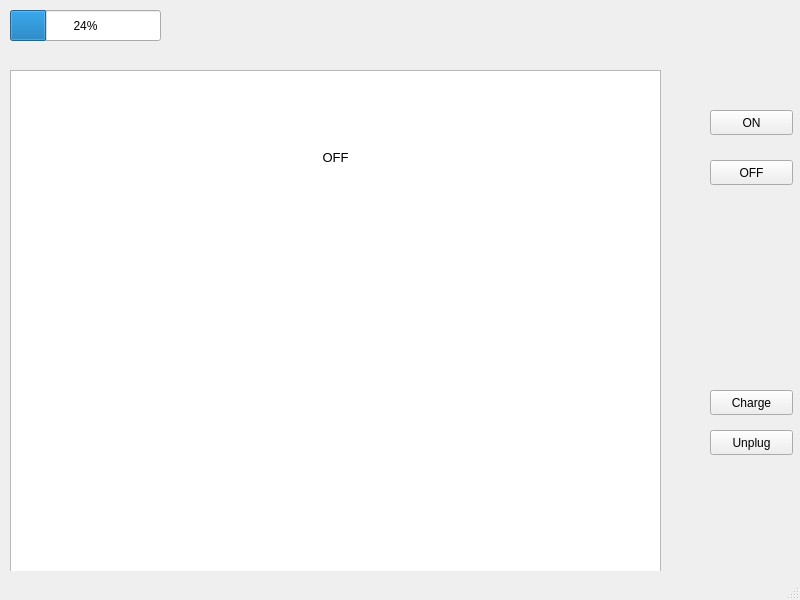
MurkyMurka/3004-Team-Project, file COMP3004_Final/mainwindow.ui: the form before one commit.
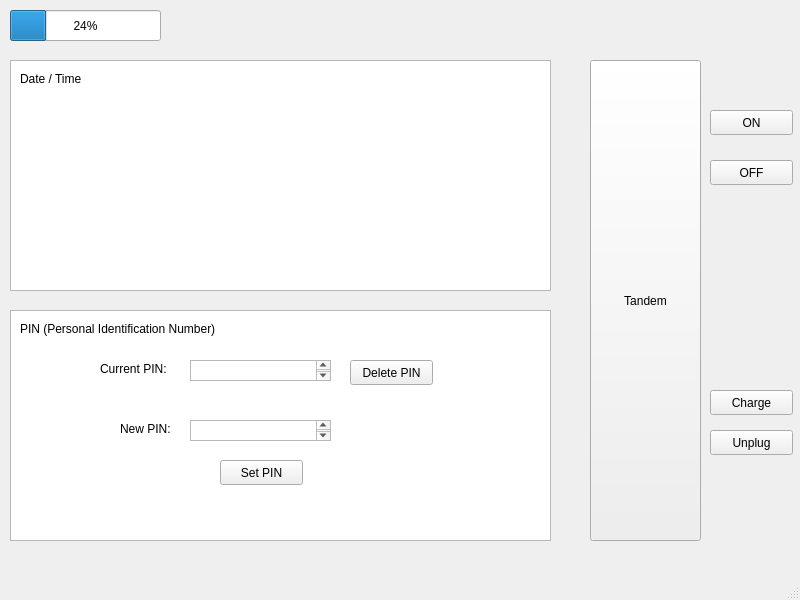
The form after the commit.

Commit message: Created ConfigData object and implemented PIN

Diff of the .ui file:
```diff
--- a/COMP3004_Final/mainwindow.ui
+++ b/COMP3004_Final/mainwindow.ui
@@ -19,12 +19,12 @@
      <rect>
       <x>0</x>
       <y>50</y>
-      <width>701</width>
+      <width>571</width>
       <height>521</height>
      </rect>
     </property>
     <property name="currentIndex">
-     <number>1</number>
+     <number>3</number>
     </property>
     <widget class="QWidget" name="HomePage">
      <widget class="QLabel" name="BolusIcon">
@@ -102,28 +102,15 @@
        </rect>
       </property>
      </widget>
-     <widget class="QPushButton" name="TandemLogo">
-      <property name="geometry">
-       <rect>
-        <x>580</x>
-        <y>20</y>
-        <width>111</width>
-        <height>471</height>
-       </rect>
-      </property>
-      <property name="text">
-       <string>Tandem</string>
-      </property>
-     </widget>
     </widget>
     <widget class="QWidget" name="OffPage">
      <widget class="QTextBrowser" name="textBrowser">
       <property name="geometry">
        <rect>
         <x>10</x>
-        <y>20</y>
-        <width>651</width>
-        <height>551</height>
+        <y>10</y>
+        <width>561</width>
+        <height>481</height>
        </rect>
       </property>
       <property name="html">
@@ -140,7 +127,154 @@
       </property>
      </widget>
     </widget>
-    <widget class="QWidget" name="page"/>
+    <widget class="QWidget" name="OptionsPage">
+     <widget class="QPushButton" name="ConfigurationButton">
+      <property name="geometry">
+       <rect>
+        <x>10</x>
+        <y>10</y>
+        <width>251</width>
+        <height>101</height>
+       </rect>
+      </property>
+      <property name="text">
+       <string>Configuration</string>
+      </property>
+     </widget>
+    </widget>
+    <widget class="QWidget" name="ConfigPage">
+     <widget class="QGraphicsView" name="DTView">
+      <property name="geometry">
+       <rect>
+        <x>10</x>
+        <y>10</y>
+        <width>541</width>
+        <height>231</height>
+       </rect>
+      </property>
+     </widget>
+     <widget class="QGraphicsView" name="PINView">
+      <property name="geometry">
+       <rect>
+        <x>10</x>
+        <y>260</y>
+        <width>541</width>
+        <height>231</height>
+       </rect>
+      </property>
+     </widget>
+     <widget class="QLabel" name="DTLabel">
+      <property name="geometry">
+       <rect>
+        <x>20</x>
+        <y>20</y>
+        <width>81</width>
+        <height>17</height>
+       </rect>
+      </property>
+      <property name="text">
+       <string>Date / Time</string>
+      </property>
+     </widget>
+     <widget class="QLabel" name="PINLabel">
+      <property name="geometry">
+       <rect>
+        <x>20</x>
+        <y>270</y>
+        <width>241</width>
+        <height>17</height>
+       </rect>
+      </property>
+      <property name="text">
+       <string>PIN (Personal Identification Number)</string>
+      </property>
+     </widget>
+     <widget class="QLabel" name="label">
+      <property name="geometry">
+       <rect>
+        <x>100</x>
+        <y>310</y>
+        <width>91</width>
+        <height>17</height>
+       </rect>
+      </property>
+      <property name="text">
+       <string>Current PIN:</string>
+      </property>
+     </widget>
+     <widget class="QTextBrowser" name="CurrentPIN">
+      <property name="geometry">
+       <rect>
+        <x>190</x>
+        <y>310</y>
+        <width>141</width>
+        <height>21</height>
+       </rect>
+      </property>
+     </widget>
+     <widget class="QPushButton" name="DeletePINButton">
+      <property name="geometry">
+       <rect>
+        <x>350</x>
+        <y>310</y>
+        <width>83</width>
+        <height>25</height>
+       </rect>
+      </property>
+      <property name="text">
+       <string>Delete PIN</string>
+      </property>
+     </widget>
+     <widget class="QTextEdit" name="NewPIN">
+      <property name="geometry">
+       <rect>
+        <x>190</x>
+        <y>370</y>
+        <width>141</width>
+        <height>21</height>
+       </rect>
+      </property>
+     </widget>
+     <widget class="QPushButton" name="SetPINButton">
+      <property name="geometry">
+       <rect>
+        <x>220</x>
+        <y>410</y>
+        <width>83</width>
+        <height>25</height>
+       </rect>
+      </property>
+      <property name="text">
+       <string>Set PIN</string>
+      </property>
+     </widget>
+     <widget class="QLabel" name="label_2">
+      <property name="geometry">
+       <rect>
+        <x>120</x>
+        <y>370</y>
+        <width>71</width>
+        <height>17</height>
+       </rect>
+      </property>
+      <property name="text">
+       <string>New PIN:</string>
+      </property>
+     </widget>
+     <widget class="QLabel" name="ErrorNewPIN">
+      <property name="geometry">
+       <rect>
+        <x>350</x>
+        <y>370</y>
+        <width>81</width>
+        <height>17</height>
+       </rect>
+      </property>
+      <property name="text">
+       <string/>
+      </property>
+     </widget>
+    </widget>
    </widget>
    <widget class="QPushButton" name="OnButton">
     <property name="geometry">
@@ -207,6 +341,19 @@
      <number>24</number>
     </property>
    </widget>
+   <widget class="QPushButton" name="TandemLogo">
+    <property name="geometry">
+     <rect>
+      <x>590</x>
+      <y>60</y>
+      <width>111</width>
+      <height>481</height>
+     </rect>
+    </property>
+    <property name="text">
+     <string>Tandem</string>
+    </property>
+   </widget>
   </widget>
   <widget class="QMenuBar" name="menubar">
    <property name="geometry">
```
Left out of the diff: 52 changed lines with no effect on the pictures. The commit also changes 15 other files.
